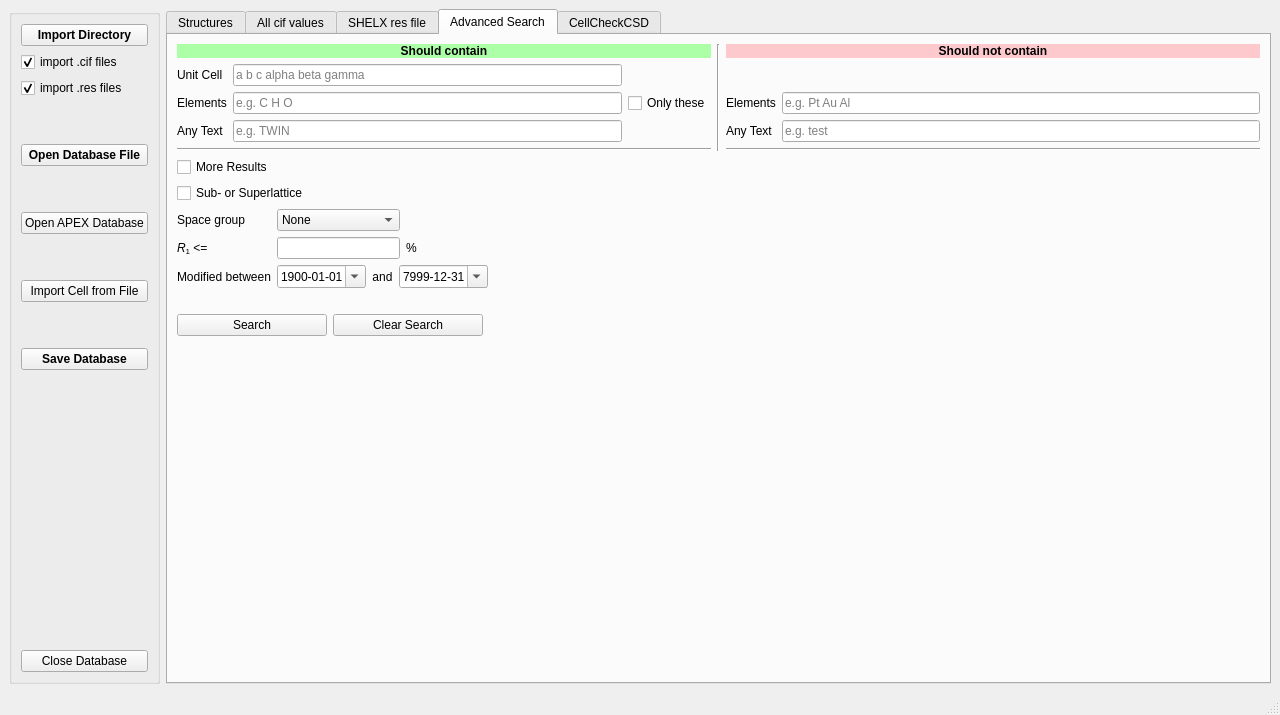
Qt form gui/strf_main.ui (dkratzert/StructureFinder) before a commit.
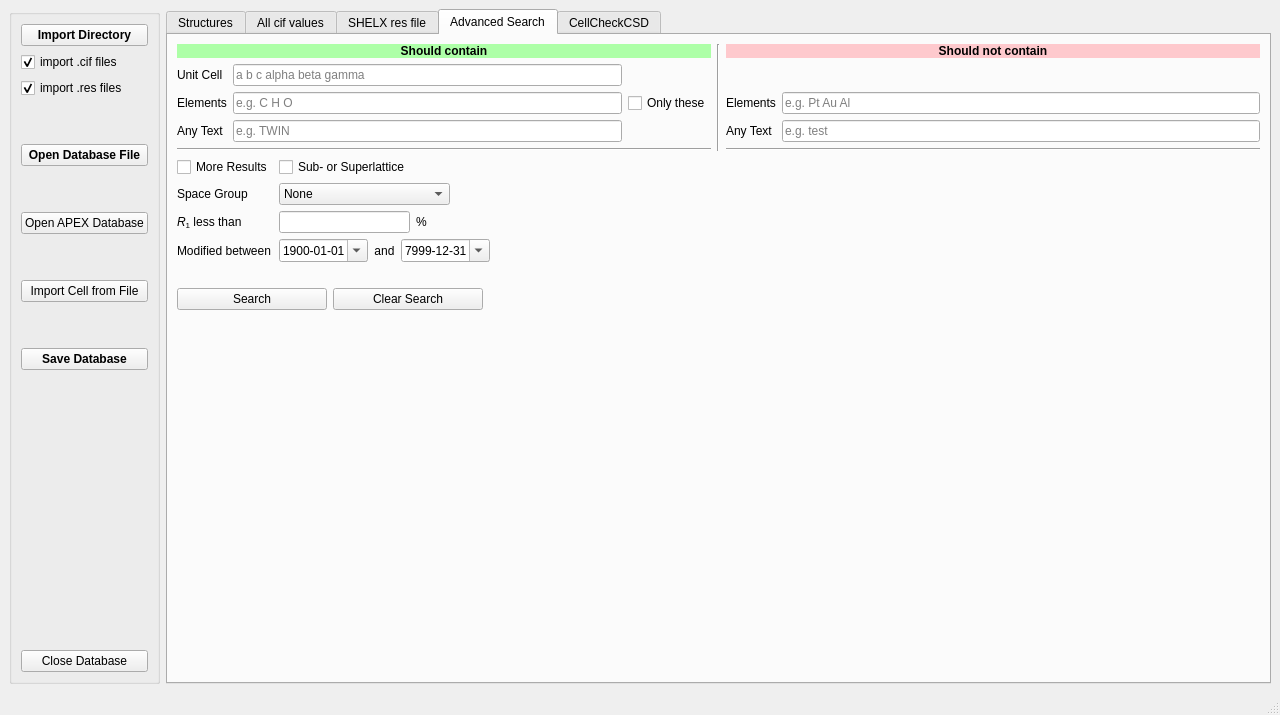
The same form after that commit.

Commit message: started R1 search for web interface

What changed in the file:
```diff
--- a/gui/strf_main.ui
+++ b/gui/strf_main.ui
@@ -1451,7 +1451,37 @@
           </item>
           <item row="3" column="0" colspan="3">
            <layout class="QGridLayout" name="gridLayout_2">
-            <item row="4" column="0">
+            <item row="1" column="0">
+             <widget class="QLabel" name="spacegrouplabel">
+              <property name="text">
+               <string>Space Group</string>
+              </property>
+             </widget>
+            </item>
+            <item row="3" column="4">
+             <spacer name="horizontalSpacer_7">
+              <property name="orientation">
+               <enum>Qt::Horizontal</enum>
+              </property>
+              <property name="sizeType">
+               <enum>QSizePolicy::Expanding</enum>
+              </property>
+              <property name="sizeHint" stdset="0">
+               <size>
+                <width>40</width>
+                <height>20</height>
+               </size>
+              </property>
+             </spacer>
+            </item>
+            <item row="3" column="0">
+             <widget class="QLabel" name="modifiedlabel">
+              <property name="text">
+               <string>Modified between</string>
+              </property>
+             </widget>
+            </item>
+            <item row="2" column="0">
              <widget class="QLabel" name="wr2_search_label">
               <property name="sizePolicy">
                <sizepolicy hsizetype="Maximum" vsizetype="Preferred">
@@ -1460,11 +1490,11 @@
                </sizepolicy>
               </property>
               <property name="text">
-               <string>&lt;html&gt;&lt;head/&gt;&lt;body&gt;&lt;p&gt;&lt;span style=&quot; font-style:italic;&quot;&gt;R&lt;/span&gt;&lt;span style=&quot; vertical-align:sub;&quot;&gt;1&lt;/span&gt; &amp;lt;=&lt;/p&gt;&lt;/body&gt;&lt;/html&gt;</string>
+               <string>&lt;html&gt;&lt;head/&gt;&lt;body&gt;&lt;p&gt;&lt;span style=&quot; font-style:italic;&quot;&gt;R&lt;/span&gt;&lt;span style=&quot; vertical-align:sub;&quot;&gt;1&lt;/span&gt; less than&lt;/p&gt;&lt;/body&gt;&lt;/html&gt;</string>
               </property>
              </widget>
             </item>
-            <item row="4" column="1">
+            <item row="2" column="1">
              <widget class="QLineEdit" name="adv_R1_search_line">
               <property name="sizePolicy">
                <sizepolicy hsizetype="Preferred" vsizetype="Fixed">
@@ -1474,7 +1504,116 @@
               </property>
              </widget>
             </item>
-            <item row="4" column="3">
+            <item row="3" column="1" colspan="3">
+             <layout class="QHBoxLayout" name="horizontalLayout_3">
+              <item>
+               <widget class="QDateEdit" name="dateEdit1">
+                <property name="sizePolicy">
+                 <sizepolicy hsizetype="Preferred" vsizetype="Fixed">
+                  <horstretch>0</horstretch>
+                  <verstretch>0</verstretch>
+                 </sizepolicy>
+                </property>
+                <property name="alignment">
+                 <set>Qt::AlignLeading|Qt::AlignLeft|Qt::AlignVCenter</set>
+                </property>
+                <property name="date">
+                 <date>
+                  <year>1900</year>
+                  <month>1</month>
+                  <day>1</day>
+                 </date>
+                </property>
+                <property name="minimumDate">
+                 <date>
+                  <year>1900</year>
+                  <month>1</month>
+                  <day>1</day>
+                 </date>
+                </property>
+                <property name="displayFormat">
+                 <string>yyyy-MM-dd</string>
+                </property>
+                <property name="calendarPopup">
+                 <bool>true</bool>
+                </property>
+               </widget>
+              </item>
+              <item>
+               <widget class="QLabel" name="wR2Label_5">
+                <property name="sizePolicy">
+                 <sizepolicy hsizetype="Minimum" vsizetype="Preferred">
+                  <horstretch>0</horstretch>
+                  <verstretch>0</verstretch>
+                 </sizepolicy>
+                </property>
+                <property name="minimumSize">
+                 <size>
+                  <width>0</width>
+                  <height>0</height>
+                 </size>
+                </property>
+                <property name="layoutDirection">
+                 <enum>Qt::LeftToRight</enum>
+                </property>
+                <property name="text">
+                 <string>and</string>
+                </property>
+                <property name="alignment">
+                 <set>Qt::AlignCenter</set>
+                </property>
+               </widget>
+              </item>
+              <item>
+               <widget class="QDateEdit" name="dateEdit2">
+                <property name="sizePolicy">
+                 <sizepolicy hsizetype="Preferred" vsizetype="Fixed">
+                  <horstretch>0</horstretch>
+                  <verstretch>0</verstretch>
+                 </sizepolicy>
+                </property>
+                <property name="correctionMode">
+                 <enum>QAbstractSpinBox::CorrectToNearestValue</enum>
+                </property>
+                <property name="date">
+                 <date>
+                  <year>7999</year>
+                  <month>12</month>
+                  <day>31</day>
+                 </date>
+                </property>
+                <property name="maximumDate">
+                 <date>
+                  <year>7999</year>
+                  <month>12</month>
+                  <day>31</day>
+                 </date>
+                </property>
+                <property name="minimumDate">
+                 <date>
+                  <year>1752</year>
+                  <month>9</month>
+                  <day>14</day>
+                 </date>
+                </property>
+                <property name="displayFormat">
+                 <string>yyyy-MM-dd</string>
+                </property>
+                <property name="calendarPopup">
+                 <bool>true</bool>
+                </property>
+               </widget>
+              </item>
+             </layout>
+            </item>
+            <item row="2" column="2">
+             <widget class="QLabel" name="label_2">
+              <property name="text">
+               <string>%</string>
+              </property>
+             </widget>
+            </item>
+            <item row="2" column="3" colspan="2">
              <spacer name="horizontalSpacer_10">
               <property name="orientation">
                <enum>Qt::Horizontal</enum>
@@ -1487,21 +1626,34 @@
               </property>
              </spacer>
             </item>
-            <item row="2" column="0">
-             <widget class="QLabel" name="spacegrouplabel">
+            <item row="0" column="0">
+             <widget class="QCheckBox" name="adv_moreResultscheckBox">
               <property name="text">
-               <string>Space group</string>
+               <string>More Results</string>
               </property>
              </widget>
             </item>
-            <item row="1" column="0" colspan="2">
+            <item row="0" column="1">
              <widget class="QCheckBox" name="adv_superlatticeCheckBox">
               <property name="text">
                <string>Sub- or Superlattice</string>
               </property>
              </widget>
             </item>
-            <item row="2" column="1">
+            <item row="1" column="3" colspan="2">
+             <spacer name="horizontalSpacer_4">
+              <property name="orientation">
+               <enum>Qt::Horizontal</enum>
+              </property>
+              <property name="sizeHint" stdset="0">
+               <size>
+                <width>40</width>
+                <height>20</height>
+               </size>
+              </property>
+             </spacer>
+            </item>
+            <item row="1" column="1" colspan="2">
              <widget class="QComboBox" name="SpGrpComboBox">
               <property name="sizePolicy">
                <sizepolicy hsizetype="Preferred" vsizetype="Fixed">
@@ -2669,143 +2821,6 @@
               </item>
              </widget>
             </item>
-            <item row="2" column="3">
-             <spacer name="horizontalSpacer_4">
-              <property name="orientation">
-               <enum>Qt::Horizontal</enum>
-              </property>
-              <property name="sizeHint" stdset="0">
-               <size>
-                <width>40</width>
-                <height>20</height>
-               </size>
-              </property>
-             </spacer>
-            </item>
-            <item row="0" column="0" colspan="2">
-             <widget class="QCheckBox" name="adv_moreResultscheckBox">
-              <property name="text">
-               <string>More Results</string>
-              </property>
-             </widget>
-            </item>
-            <item row="7" column="0">
-             <widget class="QLabel" name="modifiedlabel">
-              <property name="text">
-               <string>Modified between</string>
-              </property>
-             </widget>
-            </item>
-            <item row="7" column="1" colspan="3">
-             <layout class="QGridLayout" name="gridLayout_8">
-              <item row="0" column="5">
-               <spacer name="horizontalSpacer_5">
-                <property name="orientation">
-                 <enum>Qt::Horizontal</enum>
-                </property>
-                <property name="sizeType">
-                 <enum>QSizePolicy::Expanding</enum>
-                </property>
-                <property name="sizeHint" stdset="0">
-                 <size>
-                  <width>1</width>
-                  <height>20</height>
-                 </size>
-                </property>
-               </spacer>
-              </item>
-              <item row="0" column="2">
-               <widget class="QDateEdit" name="dateEdit1">
-                <property name="minimumDate">
-                 <date>
-                  <year>1900</year>
-                  <month>1</month>
-                  <day>1</day>
-                 </date>
-                </property>
-                <property name="displayFormat">
-                 <string>yyyy-MM-dd</string>
-                </property>
-                <property name="calendarPopup">
-                 <bool>true</bool>
-                </property>
-                <property name="date">
-                 <date>
-                  <year>1900</year>
-                  <month>1</month>
-                  <day>1</day>
-                 </date>
-                </property>
-               </widget>
-              </item>
-              <item row="0" column="4">
-               <widget class="QDateEdit" name="dateEdit2">
-                <property name="correctionMode">
-                 <enum>QAbstractSpinBox::CorrectToNearestValue</enum>
-                </property>
-                <property name="maximumDate">
-                 <date>
-                  <year>7999</year>
-                  <month>12</month>
-                  <day>31</day>
-                 </date>
-                </property>
-                <property name="minimumDate">
-                 <date>
-                  <year>1752</year>
-                  <month>9</month>
-                  <day>14</day>
-                 </date>
-                </property>
-                <property name="displayFormat">
-                 <string>yyyy-MM-dd</string>
-                </property>
-                <property name="calendarPopup">
-                 <bool>true</bool>
-                </property>
-                <property name="date">
-                 <date>
-                  <year>7999</year>
-                  <month>12</month>
-                  <day>31</day>
-                 </date>
-                </property>
-               </widget>
-              </item>
-              <item row="0" column="3">
-               <widget class="QLabel" name="wR2Label_5">
-                <property name="sizePolicy">
-                 <sizepolicy hsizetype="Minimum" vsizetype="Preferred">
-                  <horstretch>0</horstretch>
-                  <verstretch>0</verstretch>
-                 </sizepolicy>
-                </property>
-                <property name="minimumSize">
-                 <size>
-                  <width>0</width>
-                  <height>0</height>
-                 </size>
-                </property>
-                <property name="layoutDirection">
-                 <enum>Qt::LeftToRight</enum>
-                </property>
-                <property name="text">
-                 <string>and</string>
-                </property>
-                <property name="alignment">
-                 <set>Qt::AlignCenter</set>
-                </property>
-               </widget>
-              </item>
-             </layout>
-            </item>
-            <item row="4" column="2">
-             <widget class="QLabel" name="label_2">
-              <property name="text">
-               <string>%</string>
-              </property>
-             </widget>
-            </item>
            </layout>
           </item>
           <item row="5" column="0" colspan="3">
```
Left out of the diff: 238 changed lines with no effect on the pictures. The commit also changes 5 other files.
